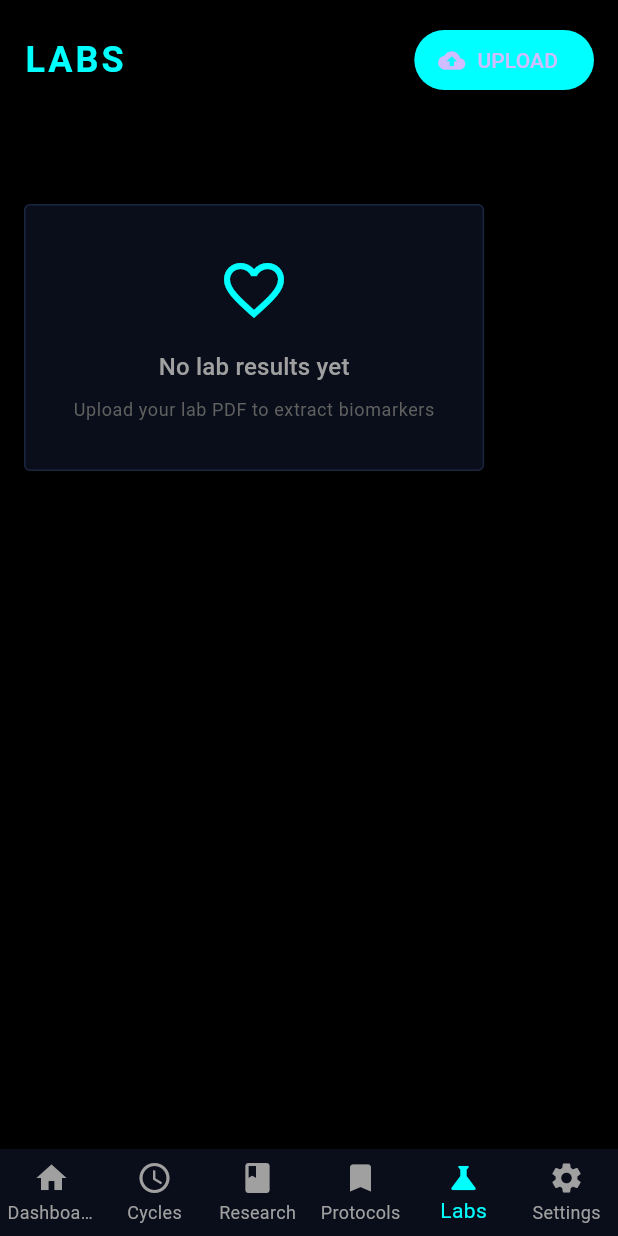
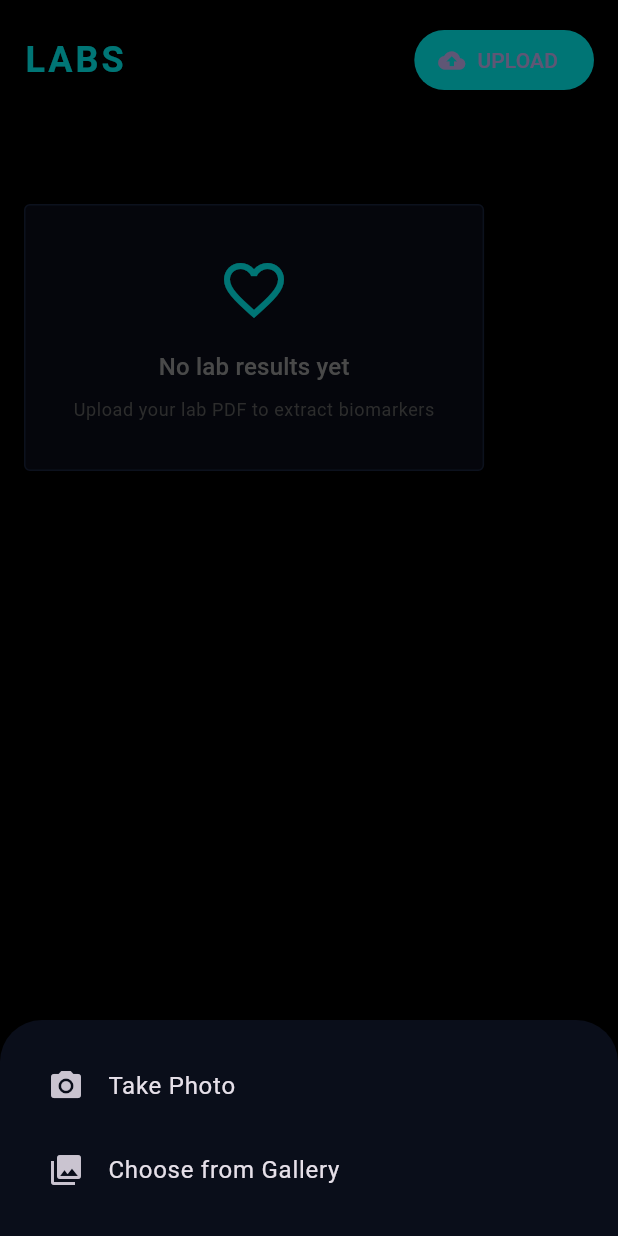
Before and after one commit to Wintermute8426/biohacker-flutter, a Flutter app: the screen it shows once a user with an empty profile is signed in, item 5 of the bottom bar chosen, after a tap on "UPLOAD", on a phone screen of 412 x 824 dp. Run offline on Flutter 3.47's test engine with Material 3 defaults, Android fonts, the phone set to English and light mode, and no system bars; our stand-ins replace image_picker, supabase_flutter; accounts and stored records are empty.

Commit message:
Fix: Replace file_picker with image_picker for Android compatibility - MVP uses mock biomarker data

```diff
--- a/lib/screens/labs_screen.dart
+++ b/lib/screens/labs_screen.dart
@@ -1,5 +1,5 @@
 import 'package:flutter/material.dart';
-import 'package:file_picker/file_picker.dart';
+import 'package:image_picker/image_picker.dart';
 import 'package:supabase_flutter/supabase_flutter.dart';
 import '../theme/colors.dart';
 import '../models/lab_result.dart';
@@ -40,34 +40,64 @@ class _LabsScreenState extends State<LabsScreen> {
     }
   }
 
-  /// Handle PDF upload
+  /// Handle file upload (photo or gallery)
   Future<void> _handleUpload() async {
     try {
-      // Pick PDF file
-      final result = await FilePicker.platform.pickFiles(
-        type: FileType.custom,
-        allowedExtensions: ['pdf'],
-        withData: true,
+      final picker = ImagePicker();
+
+      // Show choice: Camera or Gallery
+      showModalBottomSheet(
+        context: context,
+        backgroundColor: AppColors.surface,
+        builder: (context) => Padding(
+          padding: const EdgeInsets.all(16),
+          child: Column(
+            mainAxisSize: MainAxisSize.min,
+            children: [
+              ListTile(
+                leading: const Icon(Icons.camera_alt),
+                title: const Text('Take Photo'),
+                onTap: () async {
+                  Navigator.pop(context);
+                  await _uploadFromSource(picker, ImageSource.camera);
+                },
+              ),
+              ListTile(
+                leading: const Icon(Icons.photo_library),
+                title: const Text('Choose from Gallery'),
+                onTap: () async {
+                  Navigator.pop(context);
+                  await _uploadFromSource(picker, ImageSource.gallery);
+                },
+              ),
+            ],
+          ),
+        ),
       );
+    } catch (e) {
+      _showError('Upload failed: $e');
+    }
+  }
 
-      if (result == null || result.files.isEmpty) return;
-
-      final file = result.files.first;
-      if (file.bytes == null) {
-        _showError('Failed to read file');
-        return;
-      }
-
+  /// Upload from camera or gallery
+  Future<void> _uploadFromSource(ImagePicker picker, ImageSource source) async {
+    try {
       setState(() => _isUploading = true);
 
-      // Save file temporarily (in real app, upload to storage)
-      final tempPath = 'labs/${DateTime.now().millisecondsSinceEpoch}_${file.name}';
+      final image = await picker.pickImage(source: source);
+      if (image == null) return;
 
-      // Upload to BloodworkAI and extract
-      final labResult = await BloodworkService.uploadLabPdf(
-        filePath: tempPath,
+      // Create lab result with mock data (MVP - actual BloodworkAI integration in Phase 7)
+      final mockData = BloodworkService.getMockResponse();
+
+      final labResult = LabResult(
+        id: 'lab_${DateTime.now().millisecondsSinceEpoch}',
         userId: _userId,
-        notes: 'Uploaded on ${DateTime.now()}',
+        pdfPath: image.path,
+        extractedData: mockData['biomarkers'] as Map<String, dynamic>,
+        uploadDate: DateTime.now(),
+        processedDate: DateTime.now(),
+        notes: 'Lab report - ${DateTime.now()}',
       );
 
       // Save to Supabase
--- a/pubspec.yaml
+++ b/pubspec.yaml
@@ -36,7 +36,7 @@ dependencies:
   provider: ^6.1.0
   intl: ^0.19.0
   google_fonts: ^6.1.0
-  file_picker: ^6.1.0
+  image_picker: ^1.0.0
   http: ^1.1.0
 
 dev_dependencies:
```
